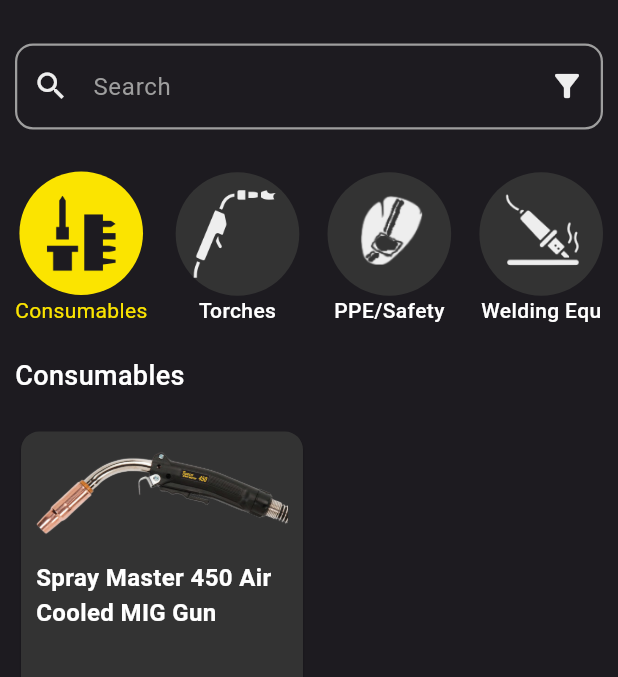
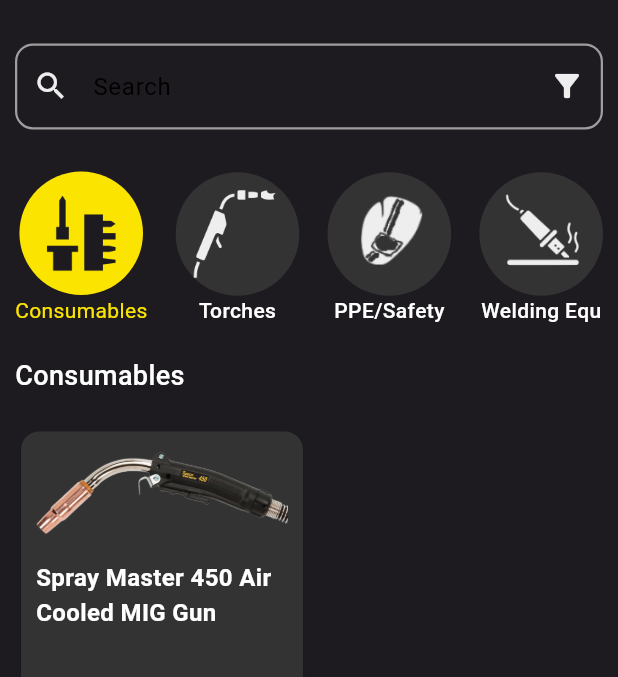
Before and after one commit to Weldops/weldops, a Flutter app: the PartsScreen screen opened directly, on a phone screen of 412 x 824 dp, the part 75-752 px from its top. Run offline on Flutter 3.47's test engine with Material 3 defaults, Android fonts, the phone set to English and light mode, and no system bars; our stand-ins replace dartz, equatable, firebase_auth, firebase_core, fl_chart, flutter_blue_plus and 8 more; missing offline and left inert: gauge_indicator; accounts and stored records are empty; generated files the repository leaves out were written again.

```diff
--- a/lib/shared/widgets/inputs/outlined_input.dart
+++ b/lib/shared/widgets/inputs/outlined_input.dart
@@ -66,13 +66,13 @@ class OutlinedInputField extends StatelessWidget {
             keyboardType: inputType,
             onChanged: onChanged,
             validator: validator,
-            style: const TextStyle(color: AppColors.labelColor),
+            style: const TextStyle(color: AppColors.secondaryTextColor),
             decoration: InputDecoration(
               suffixIcon: suffix,
               prefixIcon: prefix,
               hintText: label,
               suffixText: suffixText,
-              hintStyle: const TextStyle(color: Colors.grey),
+              hintStyle: const TextStyle(color: AppColors.secondaryTextColor),
               enabledBorder: OutlineInputBorder(
                 borderRadius: BorderRadius.circular(12),
                 borderSide: const BorderSide(color: Colors.grey, width: 1.5),
```
